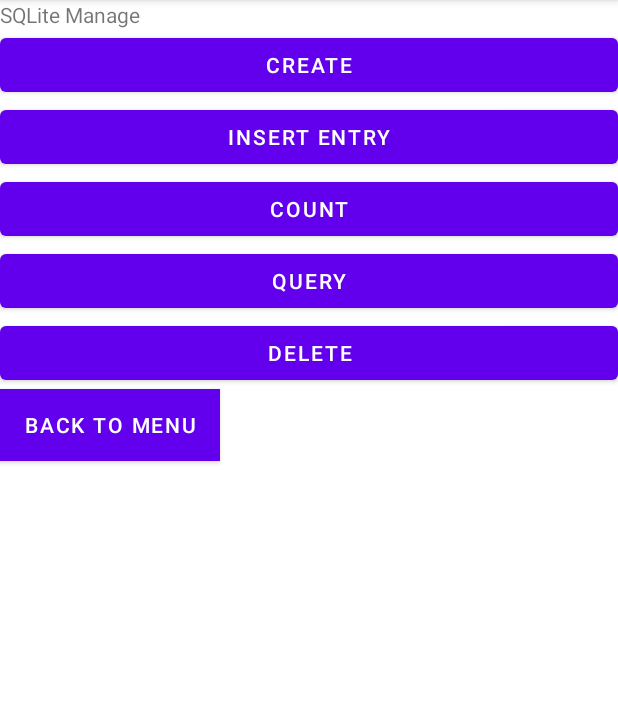
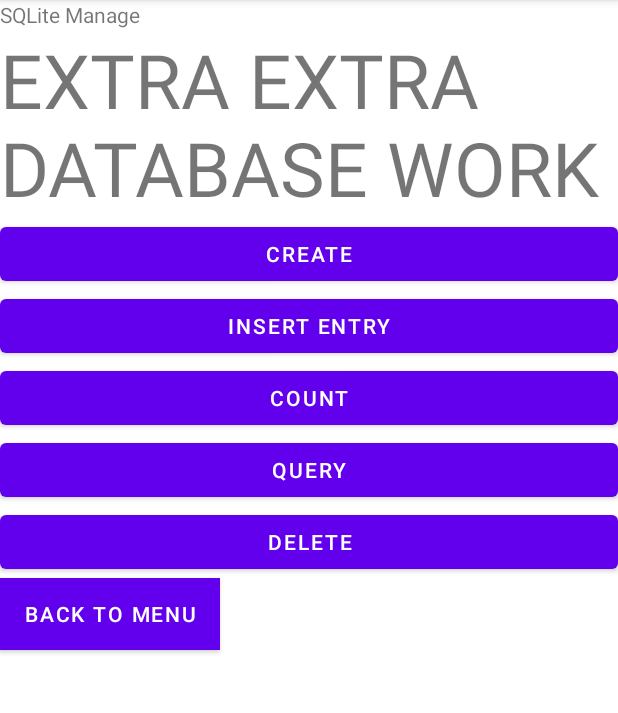
Before and after one commit to Kajmank2/Quizz-APP-DB, an Android app: the ManageActivity screen opened directly, with no data from a screen before it, after a tap on "CREATE", on a phone screen of 412 x 824 dp, the part 84-797 px from its top. Run offline under Robolectric (Android 15) with nearby library versions, the phone set to English and light mode, and no system bars.

Commit message:
InsertValuesToDatabase

```diff
--- a/app/src/main/java/com/example/geoappdb/ManageActivity.java
+++ b/app/src/main/java/com/example/geoappdb/ManageActivity.java
@@ -1,32 +1,53 @@
 package com.example.geoappdb;
 
+import android.content.ContentValues;
+import android.database.DatabaseUtils;
+import android.database.sqlite.SQLiteDatabase;
 import android.os.Bundle;
 import android.view.View;
-
+import android.widget.TextView;
+import android.widget.Toast;
 import androidx.appcompat.app.AppCompatActivity;
-
 public class ManageActivity extends AppCompatActivity {
-
+    QuestionDBHELPER questionDBHELPER;
+    SQLiteDatabase sqldb=null;
+    TextView tvdbinfo;
     @Override
     protected void onCreate(Bundle savedInstanceState) {
         super.onCreate(savedInstanceState);
         setContentView(R.layout.manage_activity);
+        tvdbinfo=findViewById(R.id.tvdbinfo);
     }
     public void creation(View v){
-
+    questionDBHELPER = new QuestionDBHELPER(this);
+    sqldb=questionDBHELPER.getWritableDatabase();
+        Toast.makeText(this,"DB name:" + questionDBHELPER.getDatabaseName(),
+                Toast.LENGTH_LONG).show();
+        System.out.println("=========== \n"+questionDBHELPER.getDatabaseName());
+        tvdbinfo.setText("EXTRA EXTRA DATABASE WORK");
     }
     public void insertEntry(View view) {
+        ContentValues cv = new ContentValues();
+        cv.put(QuestionDBHELPER.COUNTRY,"Italy");
+        cv.put(QuestionDBHELPER.CAPITAL,"Rome");
+        cv.put(QuestionDBHELPER.POPULATION,62);
+        cv.put(QuestionDBHELPER.CURRENCY,"Euro");
+        sqldb.insert(QuestionDBHELPER.TABLE_NAME,null,cv);
+        //Italy:Rome:62:Euro
     }
 
     public void queryDatabase(View view) {
     }
 
     public void countRecords(View view) {
+        long nbEntries = DatabaseUtils.queryNumEntries(sqldb,
+                QuestionDBHELPER.TABLE_NAME);
+        Toast.makeText(this,"nb records:"+nbEntries,
+                Toast.LENGTH_LONG).show();
+        System.out.println("nb records:"+nbEntries);
+        tvdbinfo.setText("Number of entries:"+nbEntries);
     }
 
-
-    public void deleteDatabase(View view) {
-    }
 
     public void back(View view) {
     }
--- a/app/src/main/java/com/example/geoappdb/QuestionDBHELPER.java
+++ b/app/src/main/java/com/example/geoappdb/QuestionDBHELPER.java
@@ -15,19 +15,30 @@ public class QuestionDBHELPER extends SQLiteOpenHelper {
     public final static String CAPITAL = "capital";
     public final static String POPULATION = "popultation";
     public final static String CURRENCY = "currency";
-    public final static String[] columns = {_ID,COUNTRY,CAPITAL,POPULATION,CURRENCY};
+    public final static String[] columns = {_ID, COUNTRY, CAPITAL, POPULATION, CURRENCY};
 
-    public QuestionDBHELPER(Context context){
+    protected Context context;
+
+    protected QuestionDBHELPER(Context context){
         super(context,DB_NAME,null,DB_VERSION);
-    }
+        this.context=context;
+}
 
     @Override
     public void onCreate(SQLiteDatabase db) {
-
+    db.execSQL("CREATE TABLE "+TABLE_NAME+"("
+            + _ID + " INTEGER PRIMARY KEY AUTOINCREMENT, "
+            + COUNTRY + " TEXT NOT NULL, "
+            + CAPITAL + " TEXT NOT NULL, "
+            + POPULATION + " INTEGER, "
+            + CURRENCY + " TEXT NOT NULL); ");
+        System.out.println("creation of the DB table named: "+TABLE_NAME);
     }
 
     @Override
     public void onUpgrade(SQLiteDatabase db, int oldVersion, int newVersion) {
-
+    }
+    public void deleteDB(){
+    context.deleteDatabase(DB_NAME);
     }
 }
--- a/app/src/main/res/layout/manage_activity.xml
+++ b/app/src/main/res/layout/manage_activity.xml
@@ -8,6 +8,12 @@
         android:layout_width="match_parent"
         android:layout_height="wrap_content"
         android:text="SQLite Manage"/>
+    <TextView
+        android:id="@+id/tvdbinfo"
+        android:layout_width="match_parent"
+        android:layout_height="wrap_content"
+        android:text="SQLite Manage"
+        android:textSize="50dp"/>
     <Button
         android:layout_width="match_parent"
         android:layout_height="wrap_content"
@@ -32,7 +38,7 @@
         android:layout_width="match_parent"
         android:layout_height="wrap_content"
         android:text="Delete"
-        android:onClick="deleteDatabase"/>
+        android:onClick="deleteDB"/>
     <Button
         android:layout_width="wrap_content"
         android:layout_height="wrap_content"
```
